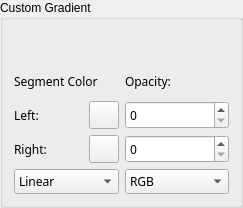
KDE/krita, file krita/ui/forms/wdgautogradient.ui: the form before one commit.
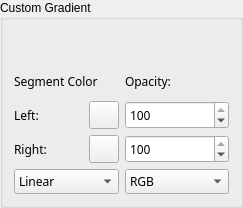
The form after the commit. Custom widgets are drawn as their Qt base class.

Commit message: use default value that matches between elements of the dialog

Patch:
```diff
--- a/krita/ui/forms/wdgautogradient.ui
+++ b/krita/ui/forms/wdgautogradient.ui
@@ -250,6 +250,9 @@
             <property name="maximum" >
              <number>100</number>
             </property>
+            <property name="value" >
+             <number>100</number>
+            </property>
            </widget>
           </item>
           <item>
@@ -277,6 +280,9 @@
             <property name="maximum" >
              <number>100</number>
             </property>
+            <property name="value" >
+             <number>100</number>
+            </property>
            </widget>
           </item>
          </layout>
```
Left out of the diff: 14 changed lines with no effect on the pictures. The commit also changes 1 other file.
